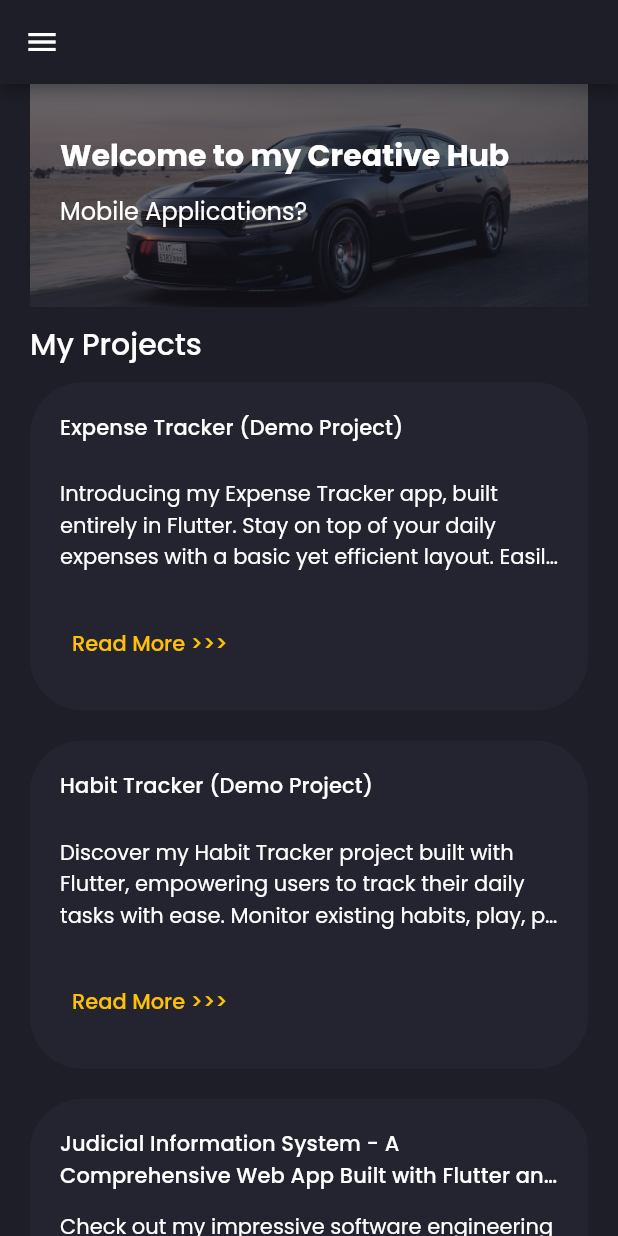
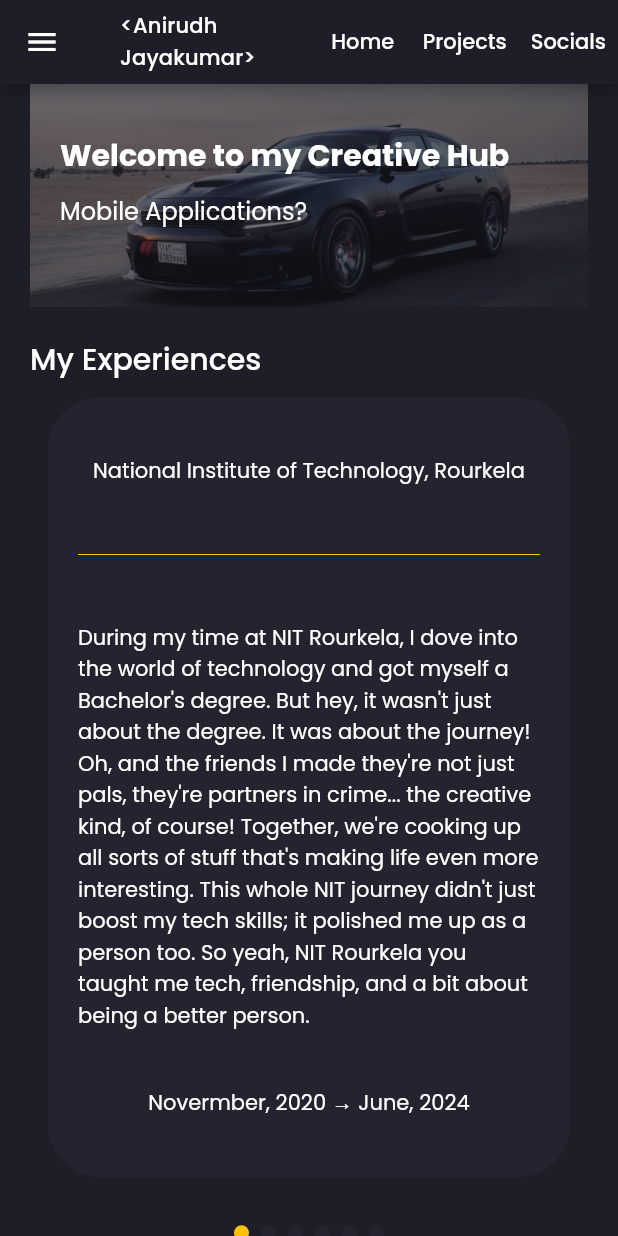
Before and after one commit to Anirudh-rb26/personal_portfolio, a Flutter app: the screen it shows after launch, on a phone screen of 412 x 824 dp. Run offline on Flutter 3.47's test engine with Material 2 defaults, Android fonts, the phone set to English and light mode, and no system bars; drawn by our look-alikes of animated_text_kit, carousel_slider, smooth_page_indicator; our stand-ins replace flutter_svg, google_fonts; project files that could hold a hidden picture were left out.

Commit message:
Implemented: Experience Screen

```diff
--- /dev/null
+++ b/lib/models/experience_model.dart
@@ -0,0 +1,44 @@
+class Experience {
+  final String title, description, date;
+
+  Experience(
+      {required this.title, required this.description, required this.date});
+}
+
+List<Experience> myExperiences = [
+  Experience(
+    title: "National Institute of Technology, Rourkela",
+    description:
+        "During my time at NIT Rourkela, I dove into the world of technology and got myself a Bachelor's degree. But hey, it wasn't just about the degree. It was about the journey! Oh, and the friends I made they're not just pals, they're partners in crime... the creative kind, of course! Together, we're cooking up all sorts of stuff that's making life even more interesting. This whole NIT journey didn't just boost my tech skills; it polished me up as a person too. So yeah, NIT Rourkela you taught me tech, friendship, and a bit about being a better person.",
+    date: "Novermber, 2020 → June, 2024",
+  ),
+  Experience(
+    title: "MemoApps - Flutter Developer Intern",
+    description:
+        "So, I jumped into the Flutter Developer Internship at MemoApps in the summer of 2023. Those were the days of innovation and coding excitement! I tapped into Firebase and Hive, working hand in hand with the rest of the development crew, we made sure those shiny new features slid into the app without a hitch. Tools of the trade? Flutter and Dart were my dynamic duo, while Firebase and Hive were my reliable steeds on this coding adventure. So, in those hot months of May to July, I dived deep into Flutter, crunched Dart, tamed databases, and came out the other end with a grin",
+    date: "May, 2023 → July, 2023",
+  ),
+  Experience(
+    title: "Google Student Developer Club - Member",
+    description:
+        "Alright, let's rewind to the end of 2020. That's when I hopped aboard the Google Student Developer Club. Now, what was this club all about? Well, they were dishing out some serious Android development knowledge at the time of joining, all wrapped up with a bow made of Kotlin. And you know what? I was all in. Learning Kotlin seemed like the path to tech glory. But, here's the twist: about halfway through, I had a lightbulb moment. Flutter started calling my name louder than a siren song. Fast forward a bit, and voila! Here I am, with my very own Flutter-powered website. And guess what? There's more goodness on the horizon. Cool updates are cooking up, so stay tuned.",
+    date: "December, 2020 → June, 2024",
+  ),
+  Experience(
+    title: "Third Eye - Official Photography Club of NIT Rourkela",
+    description:
+        "January 2020 marked a special beginning the moment I set my sights on the Third Eye. The journey? As smooth as a well-timed click. I joined the ranks of the passionate shutterbugs, and boy, did I learn a ton! My photography skills went from amateur to 'Sickkkkkkkkko' mode. The best part? I have made a family of photographers based all over India. Curious? want to see the world through my lens? just scroll to the bottom of the website. You'll find my socials there.",
+    date: "January, 2020 → June, 2024",
+  ),
+  Experience(
+    title: "Shaw Academy - Diploma in Photography",
+    description: "Yup, I snagged a photography diploma from Shaw Academy.",
+    date: "Issued January, 2018",
+  ),
+  Experience(
+    title: "Buildspace",
+    description:
+        "I found my way to Buildspace through a very close friend of mine (shoutout @abhishek_rp2002), Buildspace is a cool hub for developers and builders like me. The best part? No fancy prerequisites, just a free pass to an awesome community and e-learning playground. I teamed up with a buddy I crossed paths with on their Discord server (shoutout @ClarkAllen21). Together, we embarked on a journey fueled by a captivating idea and yes, we're crafting it with the Flutter magic. If you're scanning my portfolio and can't spot this project, don't fret. It's a work in progress. But hey, if you're eager to see where it's headed, my socials are the place to be. I'll be dishing out updates on the regular.",
+    date: "August, 2023 → October, 2023",
+  ),
+];
--- /dev/null
+++ b/lib/screens/components/appbar/my_appbar.dart
@@ -0,0 +1,91 @@
+import 'package:anirudhs_portfolio/utils/constants.dart';
+import 'package:anirudhs_portfolio/utils/responsive.dart';
+import 'package:flutter/material.dart';
+
+AppBar MyAppBar(BuildContext context) {
+  return AppBar(
+    backgroundColor: backgroundColor,
+    leading: Builder(
+      builder: (context) => IconButton(
+        onPressed: () {
+          Scaffold.of(context).openDrawer();
+        },
+        icon: const Icon(Icons.menu),
+      ),
+    ),
+    title: Container(
+      alignment: Alignment.center,
+      child: Builder(
+        builder: (context) => TextButton(
+          onPressed: () {
+            Scaffold.of(context).openDrawer();
+          },
+          child: Text("<Anirudh Jayakumar>",
+              style: Responsive.isDesktop(context)
+                  ? Theme.of(context)
+                      .textTheme
+                      .titleLarge!
+                      .copyWith(color: Colors.white)
+                  : Theme.of(context)
+                      .textTheme
+                      .titleSmall!
+                      .copyWith(color: Colors.white)),
+        ),
+      ),
+    ),
+    actions: [
+      ActionBar(),
+    ],
+  );
+}
+
+class ActionBar extends StatelessWidget {
+  const ActionBar({
+    super.key,
+  });
+
+  @override
+  Widget build(BuildContext context) {
+    return Row(
+      children: [
+        ActionButton(text: "Home"),
+        ActionButton(text: "Projects"),
+        ActionButton(text: "Socials"),
+      ],
+    );
+  }
+}
+
+class NotActionBar extends StatelessWidget {
+  const NotActionBar({
+    super.key,
+  });
+
+  @override
+  Widget build(BuildContext context) {
+    return Row(
+      children: [
+        ActionButton(text: "Home"),
+        ActionButton(text: "Projects"),
+        ActionButton(text: "Socials"),
+      ],
+    );
+  }
+}
+
+class ActionButton extends StatelessWidget {
+  final String text;
+
+  const ActionButton({super.key, required this.text});
+
+  @override
+  Widget build(BuildContext context) {
+    return TextButton(
+      onPressed: () {},
+      child: Text(
+        text,
+        style: TextStyle(color: Colors.white),
+      ),
+    );
+  }
+}
--- a/lib/screens/components/drawer/downloadResume_button.dart
+++ b/lib/screens/components/drawer/components/downloadResume_button.dart
@@ -3,7 +3,7 @@ import 'dart:math';
 import 'package:flutter/material.dart';
 import 'package:flutter_svg/svg.dart';
 
-import '../../../utils/constants.dart';
+import '../../../../utils/constants.dart';
 
 class DownloadResumeButton extends StatelessWidget {
   const DownloadResumeButton({
--- a/lib/screens/components/drawer/my_info.dart
+++ b/lib/screens/components/drawer/components/my_info.dart
@@ -34,7 +34,7 @@ class myInfo extends StatelessWidget {
               onPressed: () {},
             ),
             const Text(
-              "Fix the inputs & the outputs fix themselves",
+              "Flutter Developer\nPhotographer & Cinematographer\nCar Enthusiast",
               textAlign: TextAlign.center,
               style: TextStyle(
                 fontWeight: FontWeight.w200,
--- a/lib/screens/components/drawer/personalInformation.dart
+++ b/lib/screens/components/drawer/components/personal_information.dart
@@ -1,6 +1,6 @@
 import 'package:flutter/material.dart';
 
-import '../../../utils/constants.dart';
+import '../../../../utils/constants.dart';
 
 class PersonalInformation extends StatelessWidget {
   const PersonalInformation({
--- a/lib/screens/components/drawer/skillHeader.dart
+++ b/lib/screens/components/drawer/components/skill_header.dart
@@ -1,5 +1,5 @@
 import 'package:flutter/material.dart';
-import '../../../utils/constants.dart';
+import '../../../../utils/constants.dart';
 
 class SkillHeader extends StatelessWidget {
   const SkillHeader({
--- a/lib/screens/components/drawer/skillsText.dart
+++ b/lib/screens/components/drawer/components/skill_text.dart
@@ -1,7 +1,7 @@
 import 'package:flutter/material.dart';
 import 'package:flutter_svg/svg.dart';
 
-import '../../../utils/constants.dart';
+import '../../../../utils/constants.dart';
 
 class skillText extends StatelessWidget {
   const skillText({
--- /dev/null
+++ b/lib/screens/components/endscreen/closing_credits.dart
@@ -0,0 +1,15 @@
+import 'package:flutter/material.dart';
+
+class ClosingCredits extends StatelessWidget {
+  const ClosingCredits({super.key});
+
+  @override
+  Widget build(BuildContext context) {
+    return const Column(
+      children: [
+        Text("</Anirudh Jayakumar>"),
+        Text("built with 💜 using flutter."),
+      ],
+    );
+  }
+}
--- /dev/null
+++ b/lib/screens/components/experience screen/experience_screen.dart
@@ -0,0 +1,146 @@
+import 'package:anirudhs_portfolio/models/experience_model.dart';
+import 'package:anirudhs_portfolio/utils/constants.dart';
+import 'package:carousel_slider/carousel_slider.dart';
+import 'package:flutter/material.dart';
+import 'package:smooth_page_indicator/smooth_page_indicator.dart';
+
+class ExperienceScreen extends StatefulWidget {
+  const ExperienceScreen({super.key});
+
+  @override
+  State<ExperienceScreen> createState() => _ExperienceScreenState();
+}
+
+class _ExperienceScreenState extends State<ExperienceScreen> {
+  final controller = CarouselController();
+  int activeIndex = 0;
+  double responsiveHeight = getCarouselHeight();
+  @override
+  Widget build(BuildContext context) {
+    return Column(
+      children: [
+        const SizedBox(height: defaultPadding / 2),
+        Align(
+          alignment: Alignment.centerLeft,
+          child: Text(
+            "My Experiences",
+            style: Theme.of(context).textTheme.titleLarge,
+          ),
+        ),
+        const SizedBox(height: defaultPadding / 2),
+        Center(
+          child: CarouselSlider.builder(
+            itemCount: myExperiences.length,
+            carouselController: controller,
+            options: CarouselOptions(
+                height: responsiveHeight,
+                autoPlay: true,
+                autoPlayInterval: const Duration(seconds: 15),
+                viewportFraction: 1,
+                enlargeCenterPage: true,
+                enableInfiniteScroll: false,
+                initialPage: 0,
+                onPageChanged: (index, reason) {
+                  setState(() {
+                    activeIndex = index;
+                  });
+                }),
+            itemBuilder: (context, index, realIndex) {
+              final experience = myExperiences[index];
+              return buildCarouselCard(experience, index);
+            },
+          ),
+        ),
+        const SizedBox(height: 32),
+        CarouselIndicator(activeIndex: activeIndex),
+        Row(
+          mainAxisAlignment: MainAxisAlignment.spaceBetween,
+          children: [
+            ElevatedButton(
+              style: ElevatedButton.styleFrom(
+                padding: const EdgeInsets.all(defaultPadding),
+                backgroundColor: secondaryColor,
+              ),
+              child: const Icon(Icons.arrow_back_ios),
+              onPressed: () {
+                controller.previousPage(
+                    duration: const Duration(milliseconds: 400));
+              },
+            ),
+            ElevatedButton(
+              style: ElevatedButton.styleFrom(
+                padding: const EdgeInsets.all(defaultPadding),
+                backgroundColor: secondaryColor,
+              ),
+              child: const Icon(Icons.arrow_forward_ios),
+              onPressed: () {
+                controller.nextPage(
+                    duration: const Duration(milliseconds: 400));
+              },
+            ),
+          ],
+        )
+      ],
+    );
+  }
+}
+
+class CarouselIndicator extends StatelessWidget {
+  const CarouselIndicator({
+    super.key,
+    required this.activeIndex,
+  });
+
+  final int activeIndex;
+
+  @override
+  Widget build(BuildContext context) {
+    return AnimatedSmoothIndicator(
+      activeIndex: activeIndex,
+      count: myExperiences.length,
+      effect: const SwapEffect(
+        dotWidth: 10,
+        dotHeight: 10,
+        activeDotColor: primaryColor,
+        dotColor: secondaryColor,
+      ),
+    );
+  }
+}
+
+Widget buildCarouselCard(Experience experience, int index) {
+  return Container(
+    margin: const EdgeInsets.symmetric(horizontal: 12),
+    // color: secondaryColor,
+    child: Container(
+      decoration: BoxDecoration(
+        color: secondaryColor,
+        borderRadius: BorderRadius.circular(35),
+      ),
+      child: Padding(
+        padding: const EdgeInsets.all(defaultPadding),
+        child: Column(
+          mainAxisAlignment: MainAxisAlignment.spaceAround,
+          children: [
+            Text(experience.title),
+            const Divider(
+              color: primaryColor,
+            ),
+            Text(experience.description),
+            Text(experience.date),
+          ],
+        ),
+      ),
+    ),
+  );
+}
+
+double getCarouselHeight() {
+  double height = 0;
+  if (isMobile) {
+    height = 520;
+  } else {
+    height = 250;
+  }
+  return height;
+}
--- a/lib/screens/home_screen.dart
+++ b/lib/screens/home_screen.dart
@@ -1,9 +1,11 @@
+import 'package:anirudhs_portfolio/screens/components/experience%20screen/experience_screen.dart';
+import 'package:anirudhs_portfolio/screens/components/endscreen/closing_credits.dart';
 import 'package:anirudhs_portfolio/utils/constants.dart';
 import 'package:anirudhs_portfolio/screens/main_screen.dart';
 import 'package:flutter/material.dart';
 
-import 'components/banner/bannerScreen.dart';
-import 'components/project screen/projectcards.dart';
+import 'components/banner/banner_screen.dart';
+import 'components/project screen/project_cards.dart';
 
 class HomeScreen extends StatelessWidget {
   const HomeScreen({super.key});
@@ -14,7 +16,11 @@ class HomeScreen extends StatelessWidget {
       mainChildren: [
         HomeBanner(),
         SizedBox(height: defaultPadding / 2),
+        ExperienceScreen(),
+        SizedBox(height: defaultPadding / 2),
         ProjectScreen(),
+        SizedBox(height: defaultPadding / 2),
+        ClosingCredits(),
       ],
     );
   }
--- a/lib/screens/main_screen.dart
+++ b/lib/screens/main_screen.dart
@@ -1,3 +1,4 @@
+import 'package:anirudhs_portfolio/screens/components/appbar/my_appbar.dart';
 import 'package:anirudhs_portfolio/utils/constants.dart';
 import 'package:flutter/material.dart';
 
@@ -12,17 +13,7 @@ class MainScreen extends StatelessWidget {
   Widget build(BuildContext context) {
     isMobile = MediaQuery.of(context).size.width > 700 ? false : true;
     return Scaffold(
-      appBar: AppBar(
-        backgroundColor: backgroundColor,
-        leading: Builder(
-          builder: (context) => IconButton(
-            onPressed: () {
-              Scaffold.of(context).openDrawer();
-            },
-            icon: const Icon(Icons.menu),
-          ),
-        ),
-      ),
+      appBar: MyAppBar(context),
       drawer: const SideMenu(),
       body: Center(
         child: Container(
--- a/pubspec.yaml
+++ b/pubspec.yaml
@@ -39,6 +39,8 @@ dependencies:
   animated_text_kit: ^4.2.1
   url_launcher: ^6.1.12
   timeline_tile: ^2.0.0
+  carousel_slider: ^4.2.1
+  smooth_page_indicator: ^1.1.0
 
 dev_dependencies:
   flutter_test:
```
Also changed, not shown: lib/screens/components/drawer/sidemenu_bar.dart (+5 -5 lines), lib/screens/components/banner/banner_screen.dart (renamed from lib/screens/components/banner/bannerScreen.dart), lib/screens/components/project screen/project_cards.dart (renamed from lib/screens/components/project screen/projectcards.dart), pubspec.lock.
